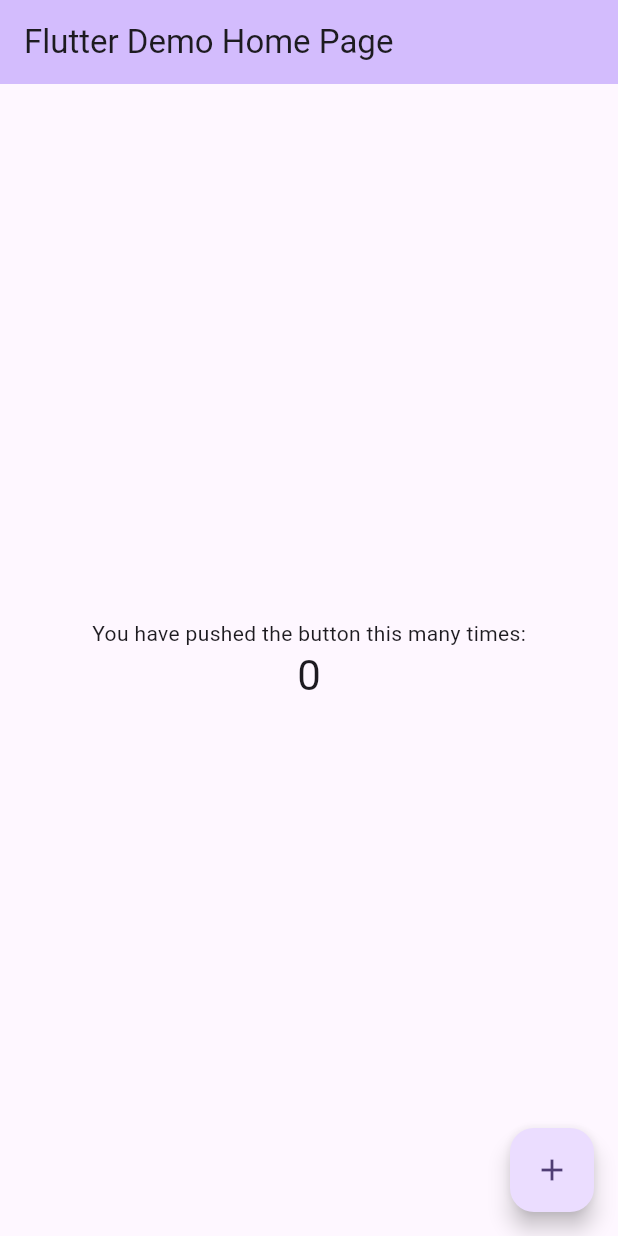
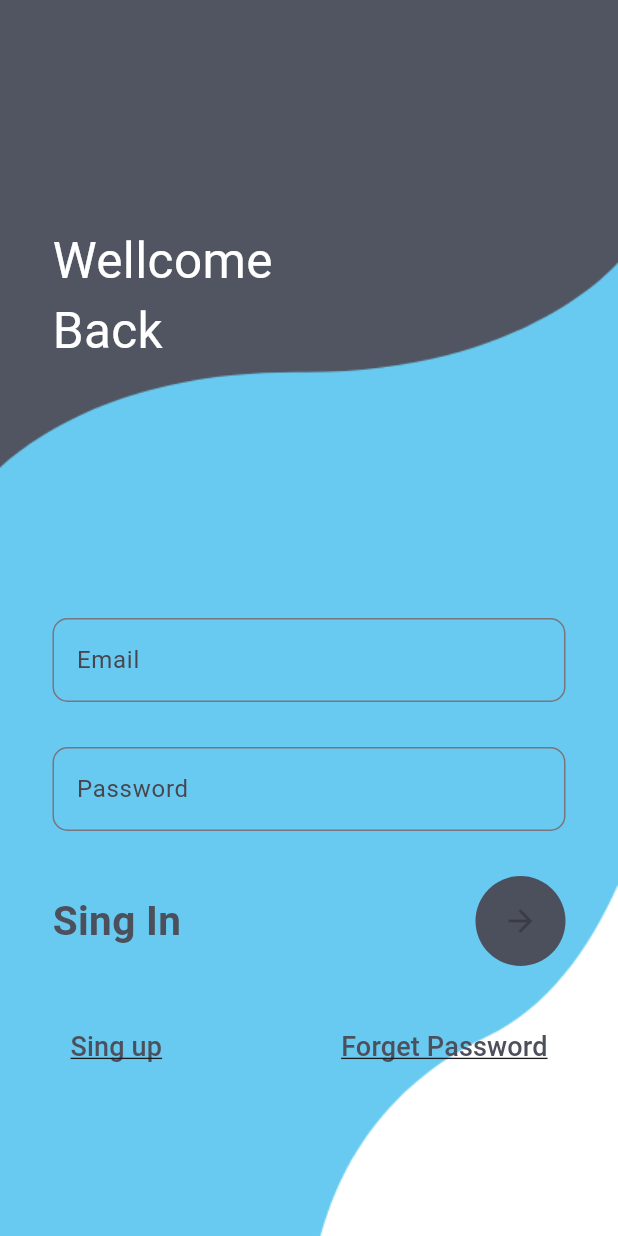
Before and after one commit to Fakhir-Israr-200219/CurrenSee, a Flutter app: the screen it shows after launch, on a phone screen of 412 x 824 dp. Run offline on Flutter 3.47's test engine with Material 3 defaults, Android fonts, the phone set to English and light mode, and no system bars; statements that could not run were skipped.

Commit message:
Createing login and sing in btn

```diff
--- /dev/null
+++ b/lib/Screens/Login_screen.dart
@@ -0,0 +1,127 @@
+import 'package:flutter/material.dart';
+
+class LoginScreen extends StatefulWidget {
+  const LoginScreen({super.key});
+
+  @override
+  State<LoginScreen> createState() => _LoginScreenState();
+}
+
+class _LoginScreenState extends State<LoginScreen> {
+  @override
+  Widget build(BuildContext context) {
+    return Container(
+      decoration: const BoxDecoration(
+        image: DecorationImage(
+            image: AssetImage(
+              'assets/register.png',
+            ),
+            fit: BoxFit.cover),
+      ),
+      child: Scaffold(
+        backgroundColor: Colors.transparent,
+        body: Stack(
+          children: [
+            Container(
+              padding: EdgeInsets.only(left: 35, top: 150),
+              child: const Text(
+                "Wellcome\nBack",
+                style: TextStyle(
+                  color: Colors.white,
+                  fontSize: 33,
+                ),
+              ),
+            ),
+            SingleChildScrollView(
+              child: Container(
+                padding: EdgeInsets.only(
+                  top: MediaQuery.of(context).size.height * 0.5,
+                  right: 35,
+                  left: 35,
+                ),
+                child: Column(
+                  children: [
+                    TextField(
+                      decoration: InputDecoration(
+                          fillColor: Colors.grey.shade100,
+                          hintText: "Email",
+                          border: OutlineInputBorder(
+                              borderRadius: BorderRadius.circular(10))),
+                    ),
+                    const SizedBox(
+                      height: 30,
+                    ),
+                    TextField(
+                      obscureText: true,
+                      decoration: InputDecoration(
+                          fillColor: Colors.grey.shade100,
+                          hintText: "Password",
+                          border: OutlineInputBorder(
+                              borderRadius: BorderRadius.circular(10))),
+                    ),
+                    const SizedBox(
+                      height: 30,
+                    ),
+                    const Row(
+                      mainAxisAlignment: MainAxisAlignment.spaceBetween,
+                      children: [
+                        Text(
+                          "Sing In",
+                          style: TextStyle(
+                              color: Color(0xff4c505c),
+                              fontSize: 27,
+                              fontWeight: FontWeight.w700),
+                        ),
+                        CircleAvatar(
+                          radius: 30,
+                          backgroundColor: Color(0xff4c505c),
+                          child: IconButton(
+                            color: Colors.white,
+                            onPressed: () {
+                              Navigator.pushNamed(context, 'signIn'); // Ensure the route is defined in your MaterialApp
+                            },
+                            icon: Icon(Icons.arrow_forward),
+                          ),
+                        ),
+                      ],
+                    ),
+                    const SizedBox(
+                      height: 30,
+                    ),
+                    Row(
+                      mainAxisAlignment: MainAxisAlignment.spaceBetween,
+                      children: [
+                        TextButton(
+                          onPressed: () {},
+                          child: Text(
+                            "Sing up",
+                            style: TextStyle(
+                              decoration: TextDecoration.underline,
+                              fontSize: 18,
+                              color: Color(0xff4c505c),
+                            ),
+                          ),
+                        ),
+                        TextButton(
+                          onPressed: () {},
+                          child: Text(
+                            "Forget Password",
+                            style: TextStyle(
+                              decoration: TextDecoration.underline,
+                              fontSize: 18,
+                              color: Color(0xff4c505c),
+                            ),
+                          ),
+                        ),
+                      ],
+                    )
+                  ],
+                ),
+              ),
+            )
+          ],
+        ),
+      ),
+    );
+  }
+}
--- a/lib/main.dart
+++ b/lib/main.dart
@@ -1,125 +1,16 @@
+import 'package:currency_converter_app/Screens/Login_screen.dart';
+import 'package:currency_converter_app/Screens/SingIn_screen.dart';
 import 'package:flutter/material.dart';
 
 void main() {
-  runApp(const MyApp());
+  runApp(
+    MaterialApp(
+      debugShowCheckedModeBanner: false,
+      initialRoute: 'login',
+      routes: {
+        'login': (context) => LoginScreen(),
+        'singIn': (context) => SingIn(),
+      },
+    ),
+  );
 }
-
-class MyApp extends StatelessWidget {
-  const MyApp({super.key});
-
-  // This widget is the root of your application.
-  @override
-  Widget build(BuildContext context) {
-    return MaterialApp(
-      title: 'Flutter Demo',
-      theme: ThemeData(
-        // This is the theme of your application.
-        //
-        // TRY THIS: Try running your application with "flutter run". You'll see
-        // the application has a purple toolbar. Then, without quitting the app,
-        // try changing the seedColor in the colorScheme below to Colors.green
-        // and then invoke "hot reload" (save your changes or press the "hot
-        // reload" button in a Flutter-supported IDE, or press "r" if you used
-        // the command line to start the app).
-        //
-        // Notice that the counter didn't reset back to zero; the application
-        // state is not lost during the reload. To reset the state, use hot
-        // restart instead.
-        //
-        // This works for code too, not just values: Most code changes can be
-        // tested with just a hot reload.
-        colorScheme: ColorScheme.fromSeed(seedColor: Colors.deepPurple),
-        useMaterial3: true,
-      ),
-      home: const MyHomePage(title: 'Flutter Demo Home Page'),
-    );
-  }
-}
-
-class MyHomePage extends StatefulWidget {
-  const MyHomePage({super.key, required this.title});
-
-  // This widget is the home page of your application. It is stateful, meaning
-  // that it has a State object (defined below) that contains fields that affect
-  // how it looks.
-
-  // This class is the configuration for the state. It holds the values (in this
-  // case the title) provided by the parent (in this case the App widget) and
-  // used by the build method of the State. Fields in a Widget subclass are
-  // always marked "final".
-
-  final String title;
-
-  @override
-  State<MyHomePage> createState() => _MyHomePageState();
-}
-
-class _MyHomePageState extends State<MyHomePage> {
-  int _counter = 0;
-
-  void _incrementCounter() {
-    setState(() {
-      // This call to setState tells the Flutter framework that something has
-      // changed in this State, which causes it to rerun the build method below
-      // so that the display can reflect the updated values. If we changed
-      // _counter without calling setState(), then the build method would not be
-      // called again, and so nothing would appear to happen.
-      _counter++;
-    });
-  }
-
-  @override
-  Widget build(BuildContext context) {
-    // This method is rerun every time setState is called, for instance as done
-    // by the _incrementCounter method above.
-    //
-    // The Flutter framework has been optimized to make rerunning build methods
-    // fast, so that you can just rebuild anything that needs updating rather
-    // than having to individually change instances of widgets.
-    return Scaffold(
-      appBar: AppBar(
-        // TRY THIS: Try changing the color here to a specific color (to
-        // Colors.amber, perhaps?) and trigger a hot reload to see the AppBar
-        // change color while the other colors stay the same.
-        backgroundColor: Theme.of(context).colorScheme.inversePrimary,
-        // Here we take the value from the MyHomePage object that was created by
-        // the App.build method, and use it to set our appbar title.
-        title: Text(widget.title),
-      ),
-      body: Center(
-        // Center is a layout widget. It takes a single child and positions it
-        // in the middle of the parent.
-        child: Column(
-          // Column is also a layout widget. It takes a list of children and
-          // arranges them vertically. By default, it sizes itself to fit its
-          // children horizontally, and tries to be as tall as its parent.
-          //
-          // Column has various properties to control how it sizes itself and
-          // how it positions its children. Here we use mainAxisAlignment to
-          // center the children vertically; the main axis here is the vertical
-          // axis because Columns are vertical (the cross axis would be
-          // horizontal).
-          //
-          // TRY THIS: Invoke "debug painting" (choose the "Toggle Debug Paint"
-          // action in the IDE, or press "p" in the console), to see the
-          // wireframe for each widget.
-          mainAxisAlignment: MainAxisAlignment.center,
-          children: <Widget>[
-            const Text(
-              'You have pushed the button this many times:',
-            ),
-            Text(
-              '$_counter',
-              style: Theme.of(context).textTheme.headlineMedium,
-            ),
-          ],
-        ),
-      ),
-      floatingActionButton: FloatingActionButton(
-        onPressed: _incrementCounter,
-        tooltip: 'Increment',
-        child: const Icon(Icons.add),
-      ), // This trailing comma makes auto-formatting nicer for build methods.
-    );
-  }
-}
--- a/pubspec.yaml
+++ b/pubspec.yaml
@@ -59,8 +59,8 @@ flutter:
   uses-material-design: true
 
   # To add assets to your application, add an assets section, like this:
-  # assets:
-  #   - images/a_dot_burr.jpeg
+  assets:
+    - assets/
   #   - images/a_dot_ham.jpeg
 
   # An image asset can refer to one or more resolution-specific "variants", see
```
Also changed, not shown: lib/Screens/SingIn_screen.dart (added, +124 -0 lines), assets/login.png (added), assets/register.png (added).
